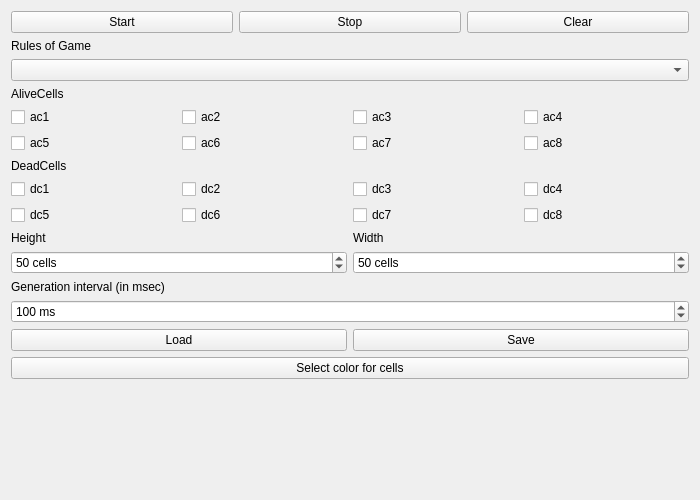
This is lab3/GameOfLife/mainwindow.ui in IlyaRomahin/16208_romahin as Qt 5 draws it before an edit. The edited form follows.
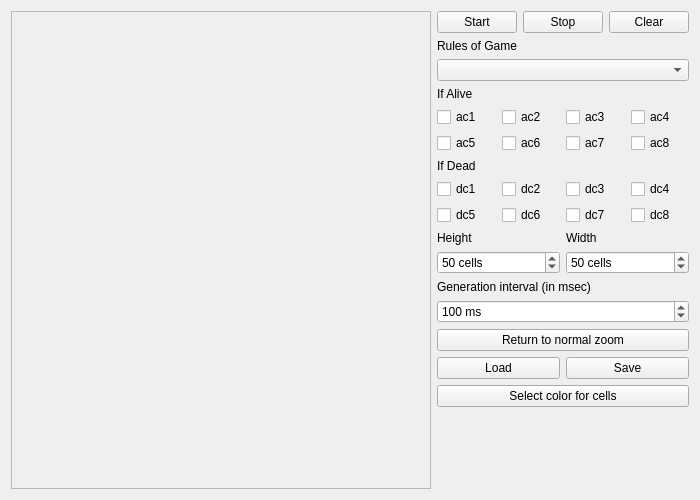
This is the edited form.

What changed in the file:
```diff
--- a/lab3/GameOfLife/mainwindow.ui
+++ b/lab3/GameOfLife/mainwindow.ui
@@ -18,7 +18,25 @@
     <item>
      <layout class="QHBoxLayout" name="mainLayout">
       <item>
-       <layout class="QVBoxLayout" name="gameLayout"/>
+       <layout class="QVBoxLayout" name="gameLayout">
+        <item>
+         <widget class="QScrollArea" name="scrollArea">
+          <property name="widgetResizable">
+           <bool>true</bool>
+          </property>
+          <widget class="QWidget" name="scrollAreaWidgetContents">
+           <property name="geometry">
+            <rect>
+             <x>0</x>
+             <y>0</y>
+             <width>414</width>
+             <height>476</height>
+            </rect>
+           </property>
+          </widget>
+         </widget>
+        </item>
+       </layout>
       </item>
       <item>
        <layout class="QVBoxLayout" name="setLayout">
@@ -67,7 +85,7 @@
         <item>
          <widget class="QLabel" name="label_4">
           <property name="text">
-           <string>AliveCells</string>
+           <string>If Alive</string>
           </property>
          </widget>
         </item>
@@ -138,7 +156,7 @@
         <item>
          <widget class="QLabel" name="label_5">
           <property name="text">
-           <string>DeadCells</string>
+           <string>If Dead</string>
           </property>
          </widget>
         </item>
@@ -273,7 +291,7 @@
            <string> ms</string>
           </property>
           <property name="minimum">
-           <number>50</number>
+           <number>10</number>
           </property>
           <property name="maximum">
            <number>100000</number>
@@ -286,6 +304,13 @@
           </property>
          </widget>
         </item>
+        <item>
+         <widget class="QPushButton" name="scrollButton">
+          <property name="text">
+           <string>Return to normal zoom</string>
+          </property>
+         </widget>
+        </item>
         <item>
          <layout class="QHBoxLayout" name="fileLayout">
           <item>
```
Left out of the diff: 2 changed lines with no effect on the pictures.
